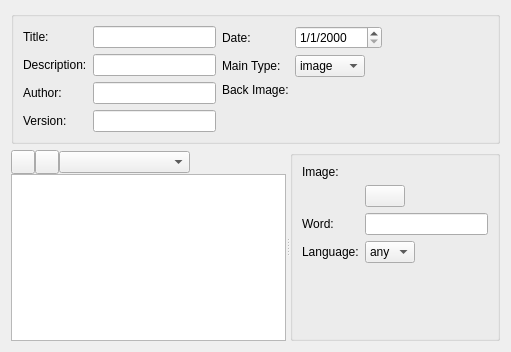
Before: the Qt Designer form pairseditor/mainwindowview.ui in KDE/pairs, drawn with Qt 5.
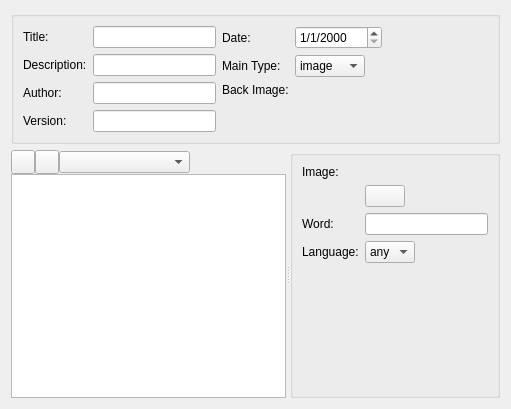
After: the same form once the commit is applied. Icons and pictures are not drawn. Custom widgets are drawn as their Qt base class.

Commit message: new tooltips for pairseditor. Patch done during Google Code-In 2012 by Mohammed Nafees

What changed in the file:
```diff
--- a/pairseditor/mainwindowview.ui
+++ b/pairseditor/mainwindowview.ui
@@ -7,7 +7,7 @@
     <x>0</x>
     <y>0</y>
     <width>511</width>
-    <height>352</height>
+    <height>409</height>
    </rect>
   </property>
   <layout class="QVBoxLayout" name="verticalLayout_5">
```
Left out of the diff: 93 changed lines with no effect on the pictures. The commit also changes 1 other file.
